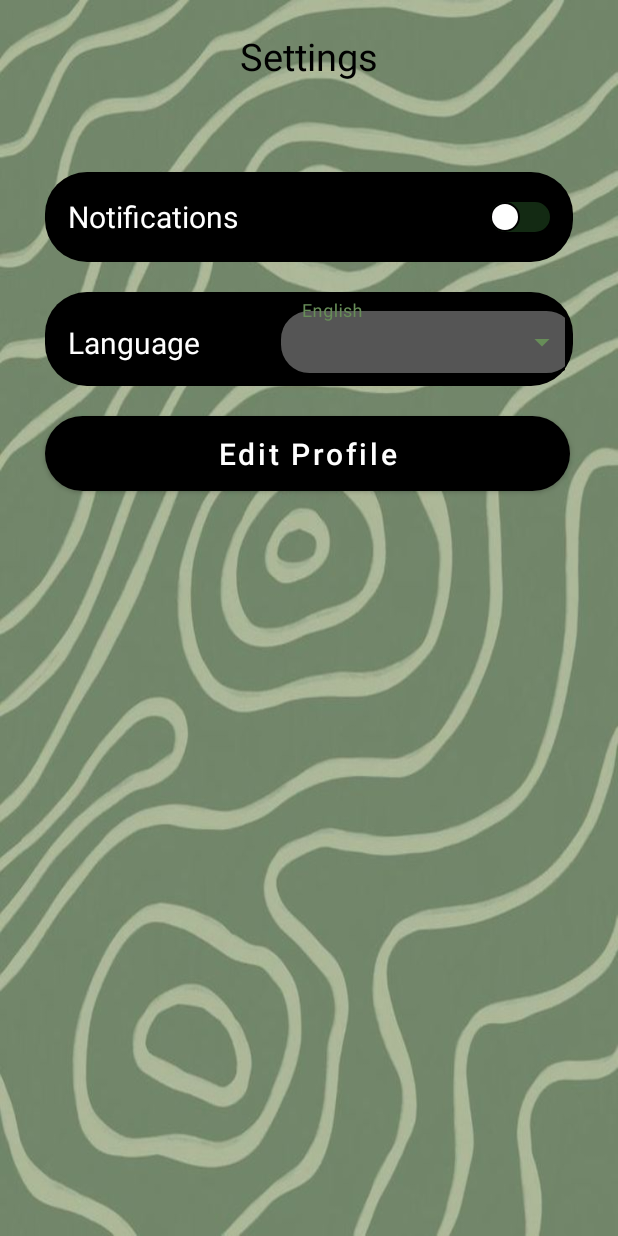
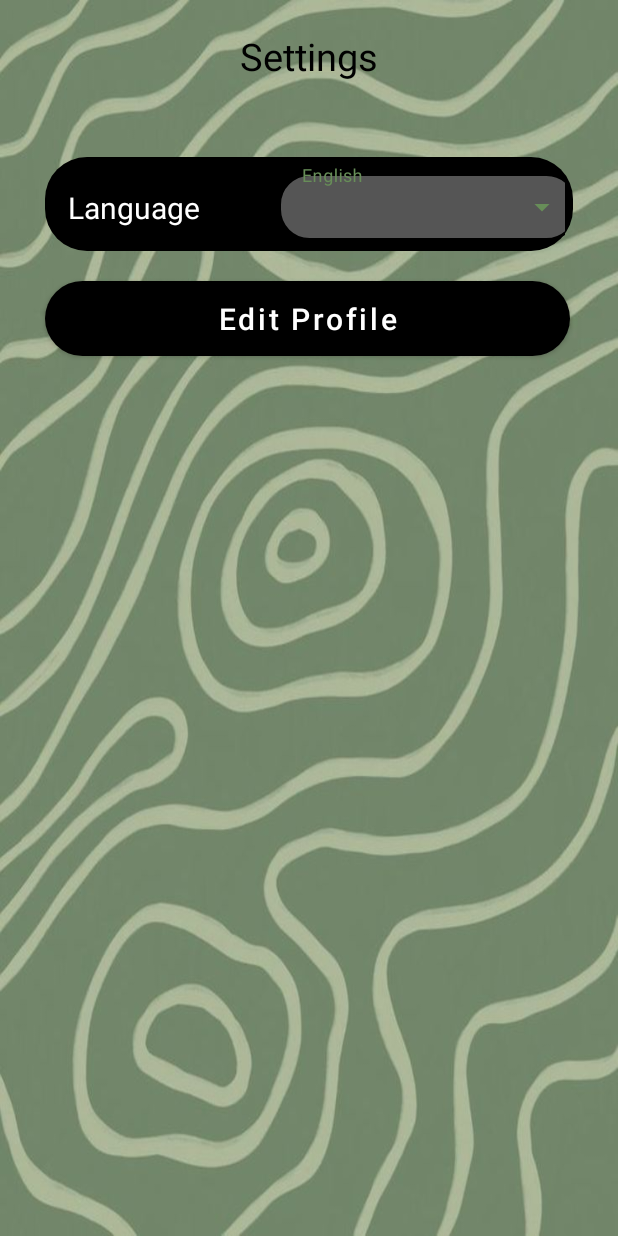
Before and after one commit to gekkkota/NutriForage, an Android app: the Settings screen opened directly, with no data from a screen before it, on a phone screen of 412 x 824 dp. Run offline under Robolectric (Android 15) with nearby library versions, the phone set to English and light mode, and no system bars; Roboto replaces fonts that are not available here.

Commit message:
Removed notifications in settings

```diff
--- a/app/src/main/java/com/example/nutriforagepractice/Settings.java
+++ b/app/src/main/java/com/example/nutriforagepractice/Settings.java
@@ -32,11 +32,11 @@ public class Settings extends AppCompatActivity {
 
         autoCompleteTextView.setAdapter(adapter);
 
-        switchCompat = (SwitchCompat) findViewById(R.id.toggle_switch);
+        /*switchCompat = (SwitchCompat) findViewById(R.id.toggle_switch);*/
 
         editProfile = findViewById(R.id.edit_profile);
 
-        switchCompat.setOnCheckedChangeListener(new CompoundButton.OnCheckedChangeListener() {
+        /*switchCompat.setOnCheckedChangeListener(new CompoundButton.OnCheckedChangeListener() {
             @Override
             public void onCheckedChanged(CompoundButton compoundButton, boolean b) {
                 if(b){
@@ -47,7 +47,7 @@ public class Settings extends AppCompatActivity {
                 }
 
             }
-        });
+        });*/
 
 
 
--- a/app/src/main/res/layout/activity_settings.xml
+++ b/app/src/main/res/layout/activity_settings.xml
@@ -26,27 +26,12 @@
             android:textSize="25sp"
             tools:ignore="TextContrastCheck" />
 
-        <androidx.appcompat.widget.SwitchCompat
-            android:id="@+id/toggle_switch"
-            android:layout_width="match_parent"
-            android:layout_height="60dp"
-            android:layout_marginStart="30dp"
-            android:layout_marginTop="40dp"
-            android:layout_marginEnd="30dp"
-            android:layout_marginBottom="20dp"
-            android:background="@drawable/button_round"
-            android:padding="15dp"
-            android:text="@string/settings_notifications"
-            android:textColor="@color/white"
-            android:textSize="20sp"
-            android:thumb="@drawable/thumb"
-            app:track="@drawable/track" />
-
         <com.google.android.material.textfield.TextInputLayout
             style="@style/Widget.MaterialComponents.TextInputLayout.OutlinedBox.Dense.ExposedDropdownMenu"
             android:layout_width="match_parent"
             android:layout_height="wrap_content"
             android:layout_marginStart="30dp"
+            android:layout_marginTop="30dp"
             android:layout_marginEnd="30dp"
             android:background="@drawable/button_round"
             android:backgroundTint="@null"
```
